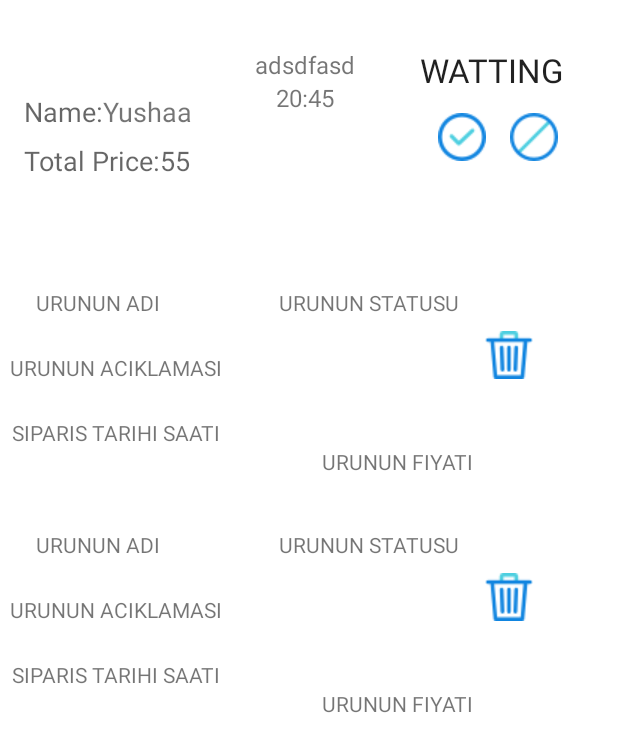
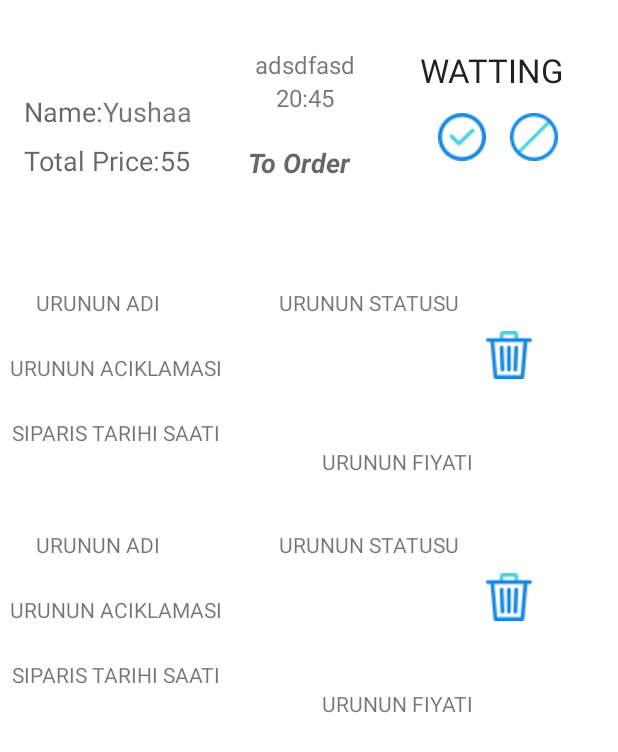
Before and after one commit to gkavlak/Selfwich, an Android app: the layout current_order_fragment.xml on its own in the app's theme, with its tools: preview values and no code run, on a phone screen of 412 x 824 dp. Shown: the top 752 px of the screen. Run offline under Robolectric (Android 15) with nearby library versions, the phone set to English and light mode, and no system bars.

Commit message:
current order updated

```diff
--- a/app/src/main/java/com/example/selfwich/ui/ingredient/IngredientFragment.kt
+++ b/app/src/main/java/com/example/selfwich/ui/ingredient/IngredientFragment.kt
@@ -49,10 +49,7 @@ class IngredientFragment : Fragment() {
 
         )
         )
-        binding.button2.setOnClickListener {
-            val order= Singleton.globalOrderLive.value!!
-            viewModel.ordertoDatabase(order)
-        }
+
 
         binding.takeOrderAndPublish.setOnClickListener {
             val selfwichName =binding.editTextTextSelfwichName.text.toString()
--- a/app/src/main/java/com/example/selfwich/viewModel/CurrentOrderViewModel.kt
+++ b/app/src/main/java/com/example/selfwich/viewModel/CurrentOrderViewModel.kt
@@ -6,13 +6,15 @@ import androidx.lifecycle.ViewModel
 import androidx.lifecycle.ViewModelProvider
 import com.example.selfwich.model.Order
 import com.example.selfwich.repository.CurrentOrderRepository
-import com.example.selfwich.repository.DrinksRepository
 
 class CurrentOrderViewModel ( app : Application, private val currentOrderRepository: CurrentOrderRepository ): ViewModel() {
     val order: LiveData<Order> =  currentOrderRepository.order
 
     fun setCurrentOrderr(order: Order){
         currentOrderRepository.setCurrentOrder(order)
+    }
+    fun orderToDatabase(){
+        order.value?.let { currentOrderRepository.writeOrdertoDataBase(order = it) }
     }
 
 
--- a/app/src/main/java/com/example/selfwich/viewModel/IngredientViewModel.kt
+++ b/app/src/main/java/com/example/selfwich/viewModel/IngredientViewModel.kt
@@ -55,9 +55,7 @@ class IngredientViewModel(app: Application , private val ingredientRepository: I
     fun goToDataBase(){
         newSelfwich.value?.let { ingredientRepository.writeNewSelfwichToDatabase(it) }
     }
-    fun ordertoDatabase(order: Order){
-        ingredientRepository.writeOrdertoDataBase(order = order)
-    }
+
     fun checkifIngredientAdded(ingredient: Ingredient){
         ingredientList.value?.forEach {
             if(it.ingredientId==ingredient.ingredientId){
--- a/app/src/main/res/layout/current_order_fragment.xml
+++ b/app/src/main/res/layout/current_order_fragment.xml
@@ -125,6 +125,19 @@
                 app:layout_constraintTop_toTopOf="parent"
                 tools:text="WATTING" />
 
+            <TextView
+                android:id="@+id/toOrdertextView"
+                android:layout_width="wrap_content"
+                android:layout_height="wrap_content"
+                android:layout_marginTop="20dp"
+                android:text="@string/orderr"
+                android:textAppearance="@style/TextAppearance.AppCompat.Medium"
+                android:textStyle="bold|italic"
+                app:layout_constraintEnd_toStartOf="@+id/imageView622"
+                app:layout_constraintHorizontal_bias="0.401"
+                app:layout_constraintStart_toEndOf="@+id/orderPiriceTextView22"
+                app:layout_constraintTop_toBottomOf="@+id/orderHourText22" />
+
         </androidx.constraintlayout.widget.ConstraintLayout>
 
         <androidx.recyclerview.widget.RecyclerView
--- a/app/src/main/res/values/strings.xml
+++ b/app/src/main/res/values/strings.xml
@@ -40,6 +40,7 @@
     <string name="login">LOGIN</string>
     <string name="welcome_to_selfwich">WELCOME TO SELFWICH</string>
     <string name="create_account">Create Account</string>
+    <string name="orderr">To Order</string>
 
 
 </resources>
```
Also changed, not shown: app/src/main/java/com/example/selfwich/repository/CurrentOrderRepository.kt (+23 -0 lines), app/src/main/java/com/example/selfwich/repository/IngredientRepository.kt (+3 -63 lines), app/src/main/java/com/example/selfwich/ui/currentOrder/CurrentOrderFragment.kt (+6 -3 lines).
